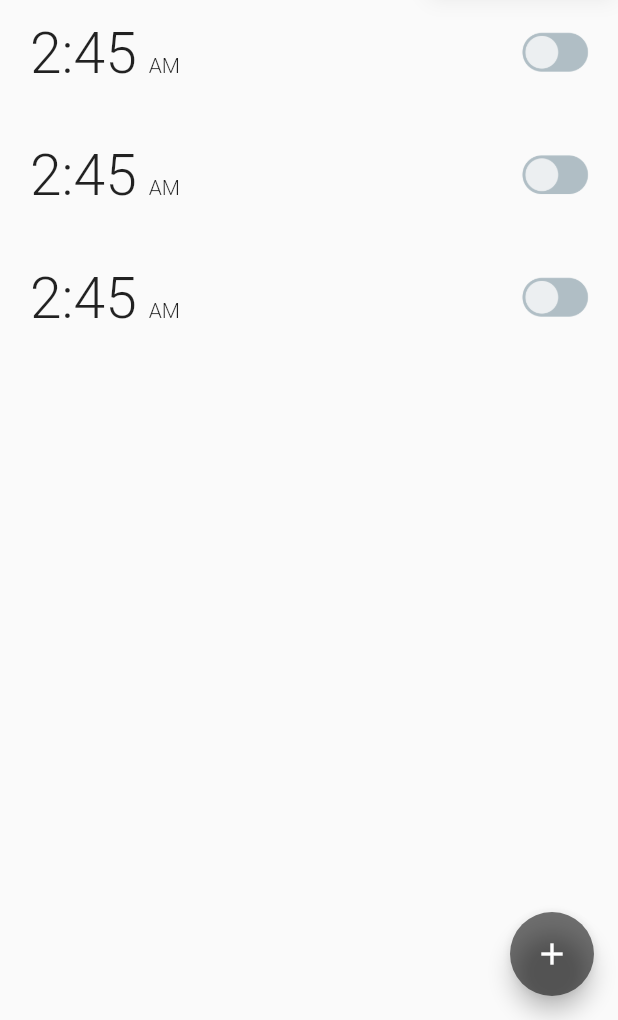
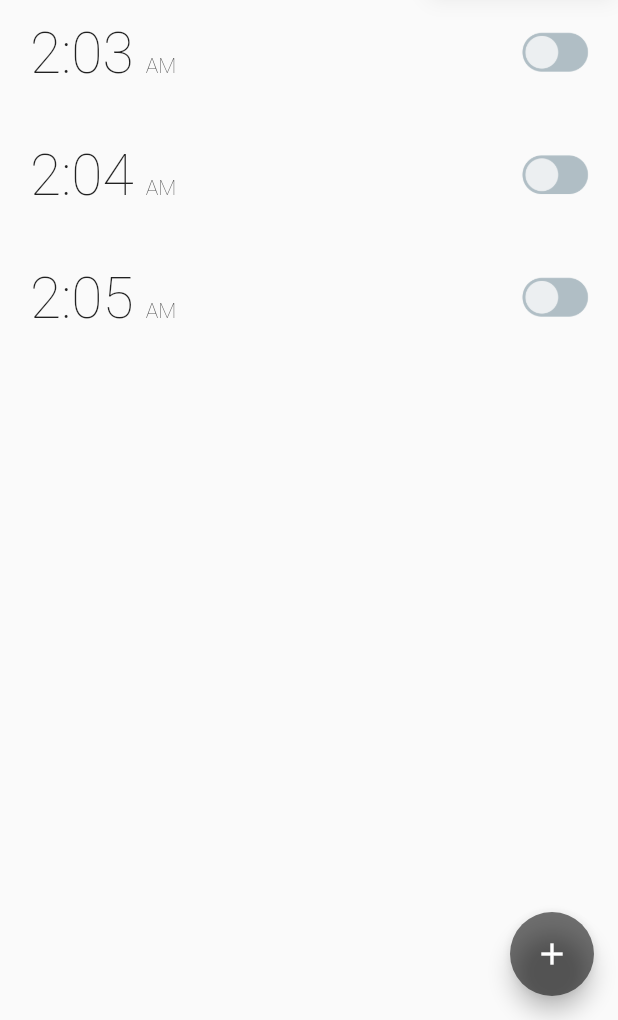
Before and after one commit to shadan1234/clock, a Flutter app: the screen it shows after launch, after a tap on the "more vert" icon, on a phone screen of 412 x 824 dp, the part 216-1236 px from its top. Run offline on Flutter 3.47's test engine with Material 2 defaults, Android fonts, the phone set to English and light mode, and no system bars; our stand-ins replace audioplayers, flutter_local_notifications, timezone.

Commit message:
alarm is working fix snooze and stop button, add features like world clock and stop watch

```diff
--- a/lib/alarm_row.dart
+++ b/lib/alarm_row.dart
@@ -6,6 +6,7 @@ import 'things_to_be_diplayed.dart';
 class Alarm_Row extends StatelessWidget {
 
 
+   Alarm_Row();
   @override
   Widget build(BuildContext context) {
 
@@ -14,7 +15,7 @@ class Alarm_Row extends StatelessWidget {
         return ListView.builder(itemCount:timi.counting,itemBuilder: (context,index)
         {
           final tim=timi.times[index];
-          return Things(hours: tim.hour, minutes: tim.minute, am_or_pm: tim.am_pm,button_state: tim.button,);
+          return Things(hours: tim.hour, minutes: tim.minute, am_or_pm: tim.am_pm,button_state: tim.button,font: tim.font,);
 
 
 
--- a/lib/main.dart
+++ b/lib/main.dart
@@ -1,11 +1,41 @@
 
+import 'dart:developer';
+
+import 'package:clock_app/alarm_row.dart';
 import 'package:clock_app/timing_set.dart';
 import 'package:flutter/material.dart';
+// import 'package:timezone/standalone.dart';
 import 'Home_Screen.dart';
 import 'package:provider/provider.dart';
+import 'package:flutter_local_notifications/flutter_local_notifications.dart';
+import 'package:timezone/data/latest_10y.dart' as tz;
+import 'things_to_be_diplayed.dart';
+FlutterLocalNotificationsPlugin notificationsPlugin=FlutterLocalNotificationsPlugin();
+void main() async{
+ WidgetsFlutterBinding.ensureInitialized();
+ tz.initializeTimeZones();
 
-void main() {
+ AndroidInitializationSettings androidInitializationSettings=AndroidInitializationSettings("@mipmap/ic_launcher");
 
+ DarwinInitializationSettings iosSettings= DarwinInitializationSettings(
+   requestAlertPermission: true,
+   requestBadgePermission: true,
+ );
+ InitializationSettings initializationSettings=InitializationSettings(
+   android: androidInitializationSettings,
+
+
+ );
+bool? initialized =await notificationsPlugin.initialize(initializationSettings,
+onDidReceiveNotificationResponse: (response){
+  log(response.payload.toString());
+ // Alarm_Row(play_or_not: 1,);
+
+    // audioPlayer.stop();
+
+}
+);
+log ("notification :$initialized");
   runApp(MyApp());
 
 }
@@ -14,13 +44,22 @@ class MyApp extends StatelessWidget {
 
   @override
   Widget build(BuildContext context) {
-    return ChangeNotifierProvider(
+    return MultiProvider(
+      providers: [
+        ChangeNotifierProvider(
         create: (BuildContext context){
       return Timing() ;
     },
+        ),
+
+
+      ],
+
         child: MaterialApp(
+          theme: ThemeData().copyWith(primaryColor: Color(0xffF7F7F7)),
           home: Home_Screen(),
         ),
       );
+
   }
 }
--- a/lib/set_of_time.dart
+++ b/lib/set_of_time.dart
@@ -1,8 +1,9 @@
 class Set_of_time{
-  String hour, minute;
+  int hour, minute;
   String am_pm;
   String button;
+  bool font;
 
-  Set_of_time({required this.hour,required this.minute,required this.am_pm,required this.button,});
+  Set_of_time({required this.hour,required this.minute,required this.am_pm,required this.button,required this.font});
 
 }
--- a/lib/things_to_be_diplayed.dart
+++ b/lib/things_to_be_diplayed.dart
@@ -1,27 +1,127 @@
+import 'dart:developer';
 
+import 'package:clock_app/main.dart';
 import 'package:flutter/material.dart';
-// import 'package:flutter_local_notifications/flutter_local_notifications.dart';
-
-
-// final FlutterLocalNotificationsPlugin flutterLocalNotificationsPlugin=FlutterLocalNotificationsPlugin();
+import 'package:flutter_local_notifications/flutter_local_notifications.dart';
+import 'package:audioplayers/audioplayers.dart';
+import 'package:timezone/timezone.dart' as tz;
 
 class Things extends StatefulWidget {
-  final String hours;
-  final String minutes;
+  final int hours;
+  final int minutes;
   final String am_or_pm;
+  String button_state;
+  bool font;
+  // final int play_or_not;
 
-  String button_state ;
-  Things({required this.hours,required this.minutes,required this.am_or_pm,required this.button_state});
+  Things(
+      {required this.hours,
+      required this.minutes,
+      required this.am_or_pm,
+      required this.button_state,
+      required this.font});
 
   @override
   State<Things> createState() => _ThingsState();
 }
 
 class _ThingsState extends State<Things> {
+  @override
+  AudioPlayer audioPlayer = AudioPlayer();
 
+  Future<void> playDelayedSound() async {
+    DateTime currentTime = DateTime.now();
+    int currentHour = currentTime.hour;
+    int currentMinute = currentTime.minute;
+    int delayInMilliseconds =
+        ((widget.hours - currentHour) * 60 + (widget.minutes - currentMinute)) *
+            60 *
+            1000;
 
-  bool color_of_text=true;
+    if (delayInMilliseconds >= 0) {
+      await Future.delayed(Duration(milliseconds: delayInMilliseconds));
+      await audioPlayer.play(AssetSource('Luke-Bergs-Bliss.mp3'));
+    }
+  }
+  // void PlaySound(int number)
+  // {
+  //
+  //   final player=AudioPlayer();
+  //   player.play(AssetSource('Luke-Bergs-Bliss.mp3'));
+  // }
 
+  void showNotification() async {
+    AndroidNotificationDetails androidNotificationDetails =
+        AndroidNotificationDetails(
+      'bello',
+      'heelllo',
+      priority: Priority.max,
+      importance: Importance.max,
+      // sound: RawResourceAndroidNotificationSound('lukebergsbliss'),
+      // playSound: true,
+    );
+    DarwinNotificationDetails iosDetails = DarwinNotificationDetails(
+      presentAlert: true,
+      presentBadge: true,
+      presentSound: true,
+    );
+    NotificationDetails notificationDetails = NotificationDetails(
+      android: androidNotificationDetails,
+      iOS: iosDetails,
+    );
+
+    DateTime currentTime = DateTime.now();
+    int currentHour = currentTime.hour;
+    int currentMinute = currentTime.minute;
+    int delayInMilliseconds =
+        ((widget.hours - currentHour) * 60 + (widget.minutes - currentMinute)) *
+            60 *
+            1000;
+
+    DateTime scheduleDate =
+        DateTime.now().add(Duration(milliseconds: delayInMilliseconds));
+    await notificationsPlugin.zonedSchedule(
+        0,
+        'Get Up ',
+        'this is your last warning mf u will die',
+        tz.TZDateTime.from(scheduleDate, tz.local),
+        notificationDetails,
+        uiLocalNotificationDateInterpretation:
+            UILocalNotificationDateInterpretation.wallClockTime,
+        androidScheduleMode: AndroidScheduleMode.exactAllowWhileIdle,
+        payload: "stop the song");
+  }
+
+  void checkForNotification() async {
+    NotificationAppLaunchDetails? details =
+        await notificationsPlugin.getNotificationAppLaunchDetails();
+    if (details != null) {
+      if (details.didNotificationLaunchApp) {
+        NotificationResponse? response = details.notificationResponse;
+        if (response != null) {
+          String? payload = response.payload;
+          log("notification Payload: $payload");
+        }
+      }
+    }
+  }
+
+  void stopSound() {
+    // if(widget.play_or_not==1)?
+    audioPlayer.stop();
+  }
+
+  @override
+  void initState() {
+    // TODO: implement initState
+    super.initState();
+    if (widget.button_state == 'on') {
+      showNotification();
+      playDelayedSound();
+    }
+  }
+
+  @override
   Widget build(BuildContext context) {
     return Padding(
       padding: const EdgeInsets.only(top: 18, left: 20, right: 10),
@@ -36,13 +136,23 @@ class _ThingsState extends State<Things> {
                 crossAxisAlignment: CrossAxisAlignment.baseline,
                 children: [
                   Text(
-                    '${widget.hours}:${widget.minutes.padLeft(2,'0')}',
-                    style: color_of_text?TextStyle(fontSize: 38,fontWeight:FontWeight.lerp(FontWeight.w300, FontWeight.w400, .7) ):TextStyle(fontSize: 38,fontWeight: FontWeight.w200),
+                    '${widget.hours}:${widget.minutes.toString().padLeft(2, '0')}',
+                    style: widget.font
+                        ? TextStyle(
+                            fontSize: 38,
+                            fontWeight: FontWeight.lerp(
+                                FontWeight.w300, FontWeight.w400, .7))
+                        : TextStyle(fontSize: 38, fontWeight: FontWeight.w200),
                   ),
                   SizedBox(
                     width: 8,
                   ),
-                  Text(widget.am_or_pm,style: color_of_text?TextStyle(fontWeight: FontWeight.w300):TextStyle(fontWeight: FontWeight.w200),),
+                  Text(
+                    widget.am_or_pm,
+                    style: widget.font
+                        ? TextStyle(fontWeight: FontWeight.w300)
+                        : TextStyle(fontWeight: FontWeight.w200),
+                  ),
                 ],
               ),
             ),
@@ -53,18 +163,20 @@ class _ThingsState extends State<Things> {
                   onPressed: () {
                     // Noti.showBigTextNotification(title: 'wow', body: 'mf u will lose', fln: flutterLocalNotificationsPlugin);
                     setState(() {
-                      if (widget.button_state == 'on')
-                      {widget.button_state = 'off';
-                      color_of_text=false;}
-                      else {
+                      if (widget.button_state == 'on') {
+                        widget.button_state = 'off';
+                        widget.font = false;
+                        stopSound();
+                      } else {
+                        showNotification();
+                        playDelayedSound();
                         widget.button_state = 'on';
-                        color_of_text = true;
+                        widget.font = true;
                       }
-
                     });
-
                   },
-                  child: Image.asset('assets/${widget.button_state}-button.png'))),
+                  child:
+                      Image.asset('assets/${widget.button_state}-button.png'))),
         ],
       ),
     );
--- a/lib/timing_set.dart
+++ b/lib/timing_set.dart
@@ -3,15 +3,15 @@ import 'set_of_time.dart';
 class Timing extends ChangeNotifier
 {
   List<Set_of_time> times=[
-    Set_of_time(hour: '2', minute:'45' , am_pm: 'AM',button: 'off'),
-    Set_of_time(hour: '2', minute:'45' , am_pm: 'AM',button: 'off'),
-    Set_of_time(hour: '2', minute:'45' , am_pm: 'AM',button: 'off'),
+    Set_of_time(hour: 2, minute:03 , am_pm: 'AM',button: 'off',font: false),
+    Set_of_time(hour: 2, minute:04 , am_pm: 'AM',button: 'off',font: false),
+    Set_of_time(hour: 2, minute:05 , am_pm: 'AM',button: 'off',font: false),
 
   ];
 
-  void addTime(String hour,String minute,String am_pm)
+  void addTime(int hour,int minute,String am_pm)
   {
-    final set=Set_of_time(hour: hour, minute: minute, am_pm: am_pm,button: 'on');
+    final set=Set_of_time(hour: hour, minute: minute, am_pm: am_pm,button: 'on',font: true);
     times.add(set);
     notifyListeners();
   }
--- a/pubspec.yaml
+++ b/pubspec.yaml
@@ -37,6 +37,8 @@ dependencies:
   cupertino_icons: ^1.0.2
   provider: ^6.0.5
   flutter_local_notifications: ^15.1.0+1
+  timezone: ^0.9.2
+  audioplayers: ^4.1.0
 
 dev_dependencies:
   flutter_test:
```
Also changed, not shown: lib/set_alarm.dart (+7 -7 lines), lib/Home_screen.dart (line endings or trailing spaces), pubspec.lock, 6 other files. Lines whose indentation alone changed are shown as unchanged.
